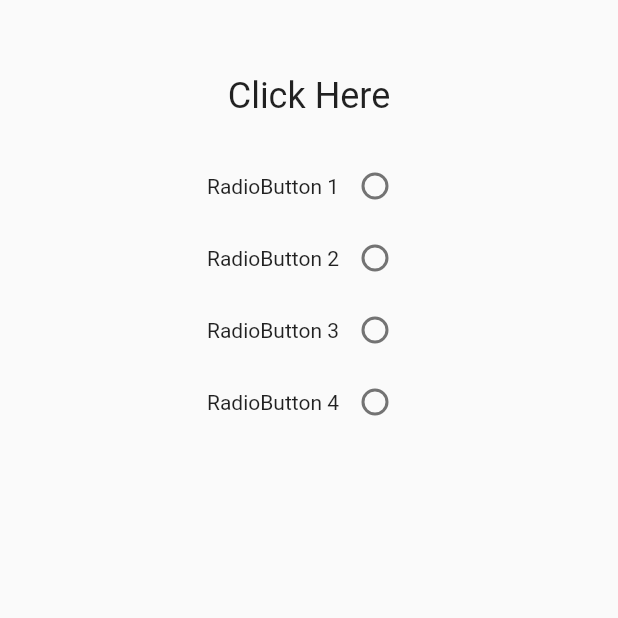
After one commit to fazil-kp/Flutter_Learning, a Flutter app: the StackRadioButton screen opened directly, on a phone screen of 412 x 824 dp, the top half of it. The commit adds this screen. Run offline on Flutter 3.47's test engine with Material 2 defaults, Android fonts, the phone set to English and light mode, and no system bars.

Commit message:
new libs added

```diff
--- /dev/null
+++ b/lib/futuraClass/stack_radio_button.dart
@@ -0,0 +1,108 @@
+import 'package:flutter/material.dart';
+
+class StackRadioButton extends StatefulWidget {
+  const StackRadioButton({Key? key}) : super(key: key);
+
+  @override
+  _StackRadioButtonState createState() => _StackRadioButtonState();
+}
+
+class _StackRadioButtonState extends State<StackRadioButton> {
+  int radioSelect = 0;
+
+  @override
+  Widget build(BuildContext context) {
+    return Scaffold(
+      body: Center(
+        child: Stack(
+          alignment: Alignment.center,
+          children: [
+            const Positioned(
+              top: 50,
+              child: Text(
+                "Click Here",
+                style: TextStyle(fontSize: 24),
+              ),
+            ),
+            Positioned(
+              top: 100,
+              child: Column(
+                mainAxisAlignment: MainAxisAlignment.center,
+                crossAxisAlignment: CrossAxisAlignment.center,
+                children: [
+                  Row(
+                    mainAxisAlignment: MainAxisAlignment.center,
+                    crossAxisAlignment: CrossAxisAlignment.center,
+                    children: [
+                      Text("RadioButton 1"),
+                      Radio(
+                        activeColor: Colors.red,
+                        value: 1,
+                        groupValue: radioSelect,
+                        onChanged: (v) {
+                          setState(() {
+                            radioSelect = v!;
+                          });
+                        },
+                      ),
+                    ],
+                  ),
+                  Positioned(
+                    child: Row(
+                      mainAxisAlignment: MainAxisAlignment.center,
+                      crossAxisAlignment: CrossAxisAlignment.center,
+                      children: [
+                        Text("RadioButton 2"),
+                        Radio(
+                          value: 2,
+                          groupValue: radioSelect,
+                          onChanged: (v) {
+                            setState(() {
+                              radioSelect = v!;
+                            });
+                          },
+                        ),
+                      ],
+                    ),
+                  ),
+                  Row(
+                    mainAxisAlignment: MainAxisAlignment.center,
+                    crossAxisAlignment: CrossAxisAlignment.center,
+                    children: [
+                      Text("RadioButton 3"),
+                      Radio(
+                        value: 3,
+                        groupValue: radioSelect,
+                        onChanged: (v) {
+                          setState(() {
+                            radioSelect = v!;
+                          });
+                        },
+                      ),
+                    ],
+                  ),
+                  Row(
+                    mainAxisAlignment: MainAxisAlignment.center,
+                    crossAxisAlignment: CrossAxisAlignment.center,
+                    children: [
+                      Text("RadioButton 4"),
+                      Radio(
+                        value: 4,
+                        groupValue: radioSelect,
+                        onChanged: (v) {
+                          setState(() {
+                            radioSelect = v!;
+                          });
+                        },
+                      ),
+                    ],
+                  ),
+                ],
+              ),
+            ),
+          ],
+        ),
+      ),
+    );
+  }
+}
```
Also changed, not shown: lib/futuraClass/change_colour_text.dart (added, +94 -0 lines), lib/futuraClass/check_box.dart (added, +103 -0 lines), lib/futuraClass/column_row_container_.dart (added, +196 -0 lines), lib/futuraClass/counter_app.dart (renamed from lib/CounterApp.dart, +35 -10 lines), lib/futuraClass/demo.dart (added, +60 -0 lines), lib/futuraClass/radio_button.dart (added, +104 -0 lines), lib/main.dart (+8 -4 lines).
